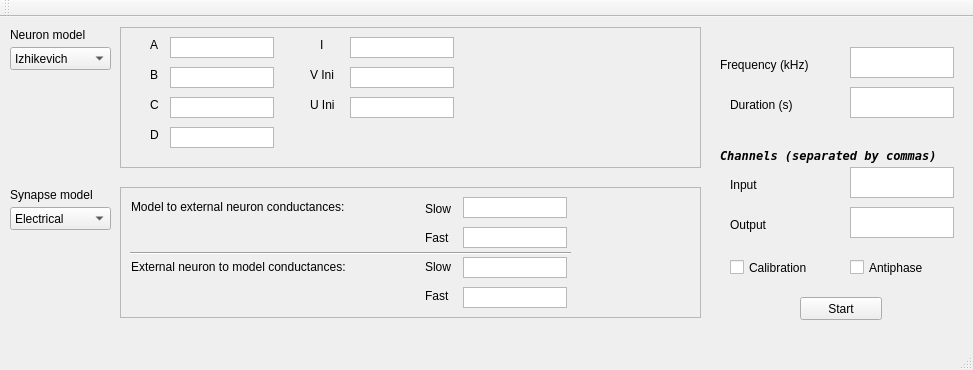
This is gui/rtbiomanager.ui in GNB-UAM/RTHybrid as Qt 5 draws it before an edit. The edited form follows.
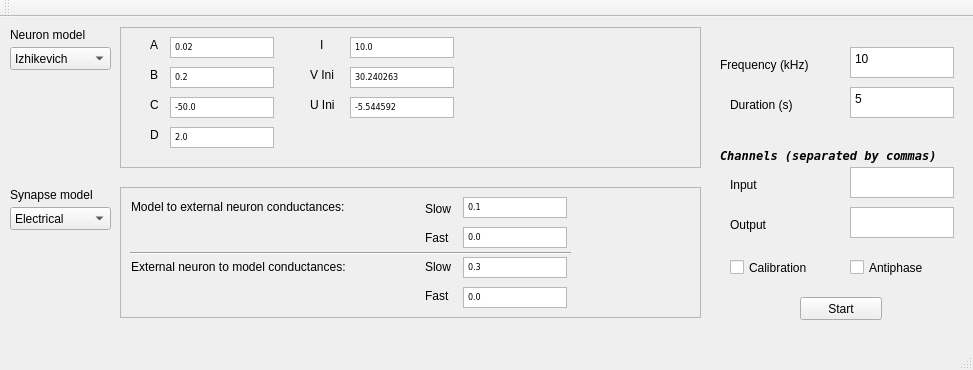
This is the edited form. The open tabs and pages were chosen to show the change.

```diff
--- a/gui/rtbiomanager.ui
+++ b/gui/rtbiomanager.ui
@@ -143,6 +143,9 @@
          <pointsize>6</pointsize>
         </font>
        </property>
+       <property name="plainText">
+        <string>0.1</string>
+       </property>
       </widget>
       <widget class="QPlainTextEdit" name="textSynGrad_gMtoE_fast">
        <property name="geometry">
@@ -159,6 +162,9 @@
          <pointsize>6</pointsize>
         </font>
        </property>
+       <property name="plainText">
+        <string>0.0</string>
+       </property>
       </widget>
       <widget class="QLabel" name="label_31">
        <property name="geometry">
@@ -188,6 +194,9 @@
          <pointsize>6</pointsize>
         </font>
        </property>
+       <property name="plainText">
+        <string>0.3</string>
+       </property>
       </widget>
       <widget class="QPlainTextEdit" name="textSynGrad_gEtoM_fast">
        <property name="geometry">
@@ -204,6 +213,9 @@
          <pointsize>6</pointsize>
         </font>
        </property>
+       <property name="plainText">
+        <string>0.0</string>
+       </property>
       </widget>
       <widget class="QLabel" name="label_30">
        <property name="geometry">
@@ -295,6 +307,9 @@
       <height>31</height>
      </rect>
     </property>
+    <property name="plainText">
+     <string>10</string>
+    </property>
    </widget>
    <widget class="QPlainTextEdit" name="textTime">
     <property name="geometry">
@@ -305,6 +320,9 @@
       <height>31</height>
      </rect>
     </property>
+    <property name="plainText">
+     <string>5</string>
+    </property>
    </widget>
    <widget class="QLabel" name="label_2">
     <property name="geometry">
@@ -526,6 +544,9 @@
          <pointsize>6</pointsize>
         </font>
        </property>
+       <property name="plainText">
+        <string>0.02</string>
+       </property>
       </widget>
       <widget class="QPlainTextEdit" name="textIzB">
        <property name="geometry">
@@ -542,6 +563,9 @@
          <pointsize>6</pointsize>
         </font>
        </property>
+       <property name="plainText">
+        <string>0.2</string>
+       </property>
       </widget>
       <widget class="QPlainTextEdit" name="textIzC">
        <property name="geometry">
@@ -558,6 +582,9 @@
          <pointsize>6</pointsize>
         </font>
        </property>
+       <property name="plainText">
+        <string>-50.0</string>
+       </property>
       </widget>
       <widget class="QPlainTextEdit" name="textIzD">
        <property name="geometry">
@@ -574,6 +601,9 @@
          <pointsize>6</pointsize>
         </font>
        </property>
+       <property name="plainText">
+        <string>2.0</string>
+       </property>
       </widget>
       <widget class="QPlainTextEdit" name="textIzI">
        <property name="geometry">
@@ -590,6 +620,9 @@
          <pointsize>6</pointsize>
         </font>
        </property>
+       <property name="plainText">
+        <string>10.0</string>
+       </property>
       </widget>
       <widget class="QPlainTextEdit" name="textIzUIni">
        <property name="geometry">
@@ -606,6 +639,9 @@
          <pointsize>6</pointsize>
         </font>
        </property>
+       <property name="plainText">
+        <string>-5.544592</string>
+       </property>
       </widget>
       <widget class="QPlainTextEdit" name="textIzVIni">
        <property name="geometry">
@@ -622,6 +658,9 @@
          <pointsize>6</pointsize>
         </font>
        </property>
+       <property name="plainText">
+        <string>30.240263</string>
+       </property>
       </widget>
       <widget class="QLabel" name="label_8">
        <property name="geometry">
```
Left out of the diff: 44 changed lines with no effect on the pictures.
